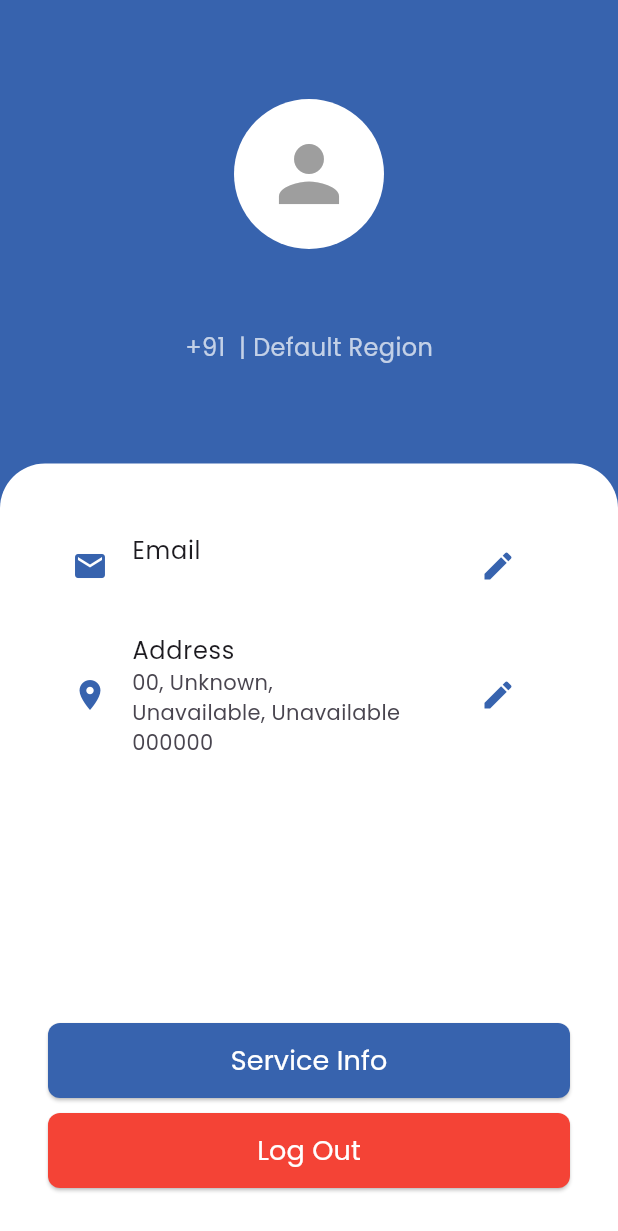
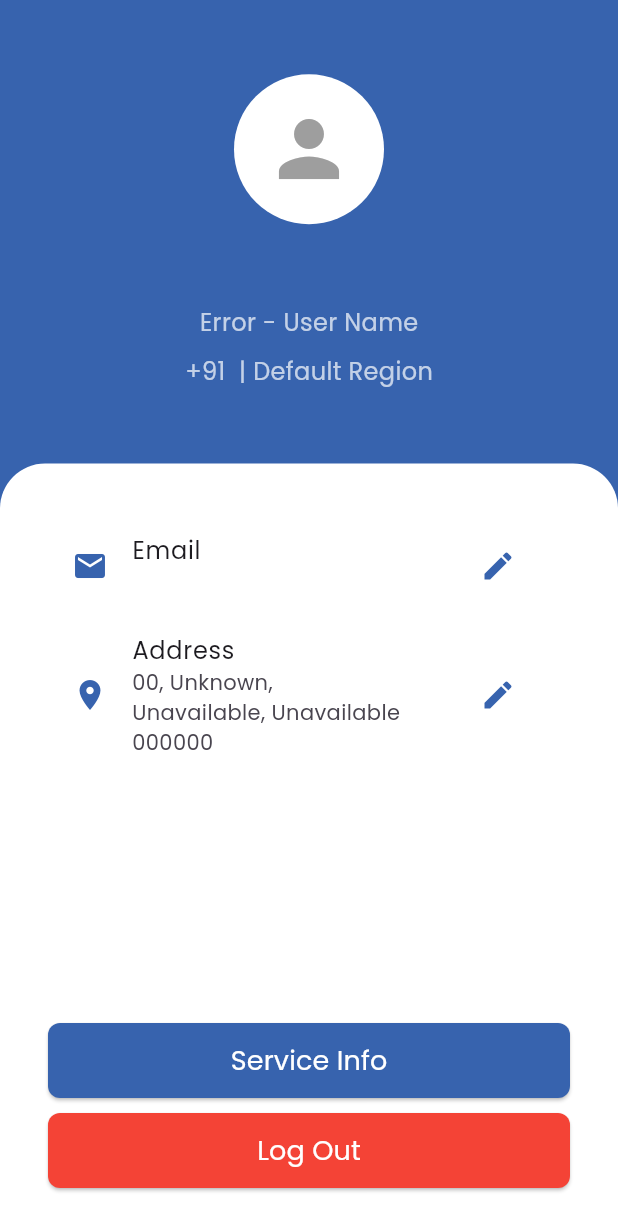
Before and after one commit to Kishor404/VST_Maarketing, a Flutter app: the ProfilePage screen opened directly with empty values, on a phone screen of 412 x 824 dp. Shown: the top 1231 px of the screen. Run offline on Flutter 3.47's test engine with Material 3 defaults, Android fonts, the light colour scheme and no system bars; our stand-ins replace dio, shared_preferences; accounts and stored records are empty.

Commit message:
VST Customer Profile Update

```diff
--- a/Frontend/vst_customer/lib/pages/login_page.dart
+++ b/Frontend/vst_customer/lib/pages/login_page.dart
@@ -171,6 +171,7 @@ class _LoginPageState extends State<LoginPage> {
             final prefs = await SharedPreferences.getInstance();
             prefs.setString('phone', phone);
             prefs.setString('password', password);
+            prefs.setString('customer_id', logData['id'].toString());
             prefs.setString('name', logData['name'] ?? 'Unavailable'); // Set 'Unavailable' if null
             prefs.setString('email', logData['email'] ?? 'Unavailable'); // Set 'Unavailable' if null
             prefs.setString('address', logData['address'] ?? 'Unavailable'); // Set 'Unavailable' if null
@@ -179,7 +180,8 @@ class _LoginPageState extends State<LoginPage> {
             prefs.setString('country', logData['country'] ?? 'Unavailable'); // Set 'Unavailable' if null
             prefs.setString('postal_code', logData['postal_code'] ?? 'Unavailable'); // Set 'Unavailable' if null
             prefs.setString('region', logData['region'] ?? 'Unavailable'); // Set 'Unavailable' if null
-            prefs.setString('AT', responseData['access_token'] ?? 'Unavailable'); // Set 'Unavailable' if null
+            prefs.setString('AT', responseData['access_token'] ?? 'Unavailable');
+            prefs.setString('role', logData['role'] ?? 'Unavailable');
             prefs.setString('RT', responseData['refresh_token'] ?? 'Unavailable'); // Set 'Unavailable' if null
 
 
--- a/Frontend/vst_customer/lib/pages/profile_page.dart
+++ b/Frontend/vst_customer/lib/pages/profile_page.dart
@@ -14,9 +14,11 @@ class ProfilePage extends StatefulWidget {
 class _ProfilePageState extends State<ProfilePage> {
   String _phone = '';
   String _name = '';
+  String _customerid = '';
   String _email = '';
   String _address = '';
   String _region = '';
+  String _role = '';
 
   @override
   void initState() {
@@ -29,8 +31,10 @@ class _ProfilePageState extends State<ProfilePage> {
     setState(() {
       _phone = prefs.getString('phone') ?? '9087654321';
       _name = prefs.getString('name') ?? 'User Name';
+      _customerid = prefs.getString('customer_id') ?? 'User Name';
       _email = prefs.getString('email') ?? 'user@vst.com';
       _region = prefs.getString('region') ?? 'Default Region';
+      _role = prefs.getString('role') ?? 'Error';
       _address = "${prefs.getString('address') ?? "00, Unknown"},\n"
           "${prefs.getString('city') ?? "Unavailable"}, ${prefs.getString('state') ?? "Unavailable"}\n"
           "${prefs.getString('postal_code') ?? "000000"}";
@@ -146,6 +150,14 @@ class _ProfilePageState extends State<ProfilePage> {
                   ),
                   SizedBox(height: 10),
                   Text(
+                    '$_role - $_customerid',
+                    style: TextStyle(
+                      fontSize: 16,
+                      color: Colors.white70,
+                    ),
+                  ),
+                  SizedBox(height: 10),
+                  Text(
                     '+91 $_phone | $_region',
                     style: TextStyle(
                       fontSize: 16,
```
